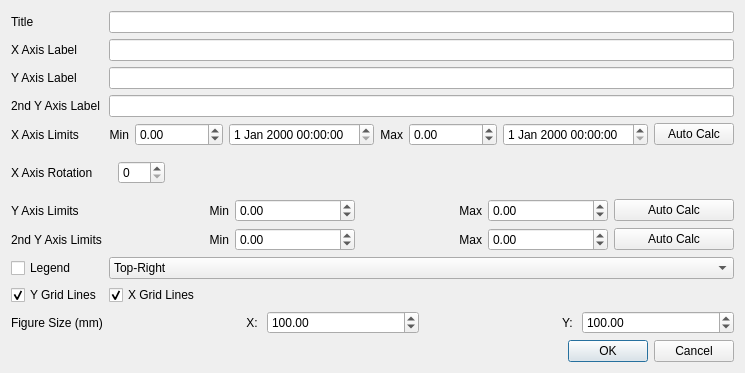
Qt form tuflow/forms/animation_plot_properties.ui (TUFLOW-Support/QGIS-TUFLOW-Plugin) before a commit.
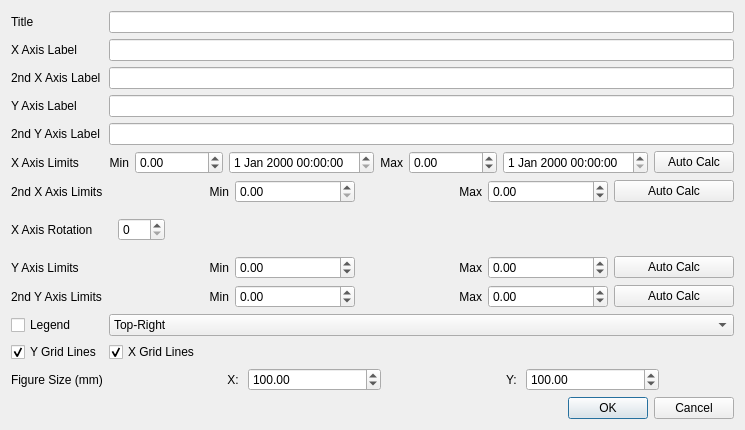
The same form after that commit.

What changed in the file:
```diff
--- a/tuflow/forms/animation_plot_properties.ui
+++ b/tuflow/forms/animation_plot_properties.ui
@@ -6,8 +6,8 @@
    <rect>
     <x>0</x>
     <y>0</y>
-    <width>688</width>
-    <height>369</height>
+    <width>652</width>
+    <height>426</height>
    </rect>
   </property>
   <property name="windowTitle">
@@ -16,7 +16,65 @@
   <layout class="QVBoxLayout" name="verticalLayout_2" stretch="10,1">
    <item>
     <layout class="QGridLayout" name="gridLayout">
-     <item row="8" column="1">
+     <item row="6" column="0">
+      <widget class="QLabel" name="label_18">
+       <property name="text">
+        <string>2nd X Axis Limits</string>
+       </property>
+      </widget>
+     </item>
+     <item row="6" column="1">
+      <layout class="QGridLayout" name="gridLayout_6">
+       <item row="0" column="0">
+        <widget class="QLabel" name="label_19">
+         <property name="text">
+          <string>Min</string>
+         </property>
+         <property name="alignment">
+          <set>Qt::AlignRight|Qt::AlignTrailing|Qt::AlignVCenter</set>
+         </property>
+        </widget>
+       </item>
+       <item row="0" column="3">
+        <widget class="QDoubleSpinBox" name="sbX2Max">
+         <property name="minimum">
+          <double>-9999999.000000000000000</double>
+         </property>
+         <property name="maximum">
+          <double>9999999.000000000000000</double>
+         </property>
+        </widget>
+       </item>
+       <item row="0" column="2">
+        <widget class="QLabel" name="label_20">
+         <property name="text">
+          <string>Max</string>
+         </property>
+         <property name="alignment">
+          <set>Qt::AlignRight|Qt::AlignTrailing|Qt::AlignVCenter</set>
+         </property>
+        </widget>
+       </item>
+       <item row="0" column="4">
+        <widget class="QPushButton" name="pbAutoCalcX2Lim">
+         <property name="text">
+          <string>Auto Calc</string>
+         </property>
+        </widget>
+       </item>
+       <item row="0" column="1">
+        <widget class="QDoubleSpinBox" name="sbX2min">
+         <property name="maximum">
+          <double>9999999.000000000000000</double>
+         </property>
+         <property name="value">
+          <double>0.000000000000000</double>
+         </property>
+        </widget>
+       </item>
+      </layout>
+     </item>
+     <item row="10" column="1">
       <widget class="QComboBox" name="cboLegendPos">
        <item>
         <property name="text">
@@ -40,10 +98,7 @@
        </item>
       </widget>
      </item>
-     <item row="2" column="1">
-      <widget class="QLineEdit" name="leYLabel"/>
-     </item>
-     <item row="9" column="1">
+     <item row="11" column="1">
       <widget class="QCheckBox" name="cbGridX">
        <property name="text">
         <string>X Grid Lines</string>
@@ -63,85 +118,74 @@
      <item row="1" column="1">
       <widget class="QLineEdit" name="leXLabel"/>
      </item>
-     <item row="4" column="0">
+     <item row="5" column="0">
       <widget class="QLabel" name="label_4">
        <property name="text">
         <string>X Axis Limits</string>
        </property>
       </widget>
      </item>
-     <item row="4" column="1">
-      <layout class="QGridLayout" name="gridLayout_2">
-       <item row="0" column="0">
-        <widget class="QLabel" name="label_5">
-         <property name="text">
-          <string>Min</string>
-         </property>
-         <property name="alignment">
-          <set>Qt::AlignRight|Qt::AlignTrailing|Qt::AlignVCenter</set>
-         </property>
-        </widget>
-       </item>
-       <item row="0" column="6">
-        <widget class="QPushButton" name="pbAutoCalcXLim">
-         <property name="text">
-          <string>Auto Calc</string>
-         </property>
-        </widget>
-       </item>
-       <item row="0" column="4">
-        <widget class="QDoubleSpinBox" name="sbXMax">
-         <property name="decimals">
-          <number>2</number>
-         </property>
-         <property name="minimum">
-          <double>-9999999.000000000000000</double>
-         </property>
-         <property name="maximum">
-          <double>9999999.000000000000000</double>
-         </property>
-        </widget>
-       </item>
-       <item row="0" column="3">
-        <widget class="QLabel" name="label_6">
-         <property name="text">
-          <string>Max</string>
-         </property>
-         <property name="alignment">
-          <set>Qt::AlignRight|Qt::AlignTrailing|Qt::AlignVCenter</set>
-         </property>
-        </widget>
-       </item>
-       <item row="0" column="1">
-        <widget class="QDoubleSpinBox" name="sbXmin">
-         <property name="decimals">
-          <number>2</number>
-         </property>
-         <property name="minimum">
-          <double>-9999999.000000000000000</double>
-         </property>
-         <property name="maximum">
-          <double>9999999.000000000000000</double>
-         </property>
-        </widget>
-       </item>
-       <item row="0" column="2">
-        <widget class="QDateTimeEdit" name="dteXmin"/>
-       </item>
-       <item row="0" column="5">
-        <widget class="QDateTimeEdit" name="dteXMax"/>
-       </item>
-      </layout>
+     <item row="3" column="1">
+      <widget class="QLineEdit" name="leYLabel"/>
      </item>
-     <item row="10" column="1">
+     <item row="12" column="0">
+      <widget class="QLabel" name="label_10">
+       <property name="text">
+        <string>Figure Size (mm)</string>
+       </property>
+      </widget>
+     </item>
+     <item row="7" column="1">
+      <widget class="QWidget" name="horizontalWidget" native="true">
+       <layout class="QHBoxLayout" name="horizontalLayout">
+        <item>
+         <widget class="QSpinBox" name="sbXAxisRotation">
+          <property name="maximum">
+           <number>359</number>
+          </property>
+         </widget>
+        </item>
+        <item>
+         <spacer name="horizontalSpacer">
+          <property name="orientation">
+           <enum>Qt::Horizontal</enum>
+          </property>
+          <property name="sizeHint" stdset="0">
+           <size>
+            <width>40</width>
+            <height>20</height>
+           </size>
+          </property>
+         </spacer>
+        </item>
+       </layout>
+      </widget>
+     </item>
+     <item row="12" column="1">
       <layout class="QGridLayout" name="gridLayout_4">
+       <item row="0" column="4">
+        <spacer name="horizontalSpacer_10">
+         <property name="orientation">
+          <enum>Qt::Horizontal</enum>
+         </property>
+         <property name="sizeType">
+          <enum>QSizePolicy::Fixed</enum>
+         </property>
+         <property name="sizeHint" stdset="0">
+          <size>
+           <width>75</width>
+           <height>20</height>
+          </size>
+         </property>
+        </spacer>
+       </item>
        <item row="0" column="1">
         <widget class="QDoubleSpinBox" name="sbFigSizeX">
          <property name="decimals">
           <number>2</number>
          </property>
          <property name="maximum">
-          <double>99999.000000000000000</double>
+          <double>9999999.000000000000000</double>
          </property>
          <property name="value">
           <double>100.000000000000000</double>
@@ -171,7 +215,7 @@
        <item row="0" column="3">
         <widget class="QDoubleSpinBox" name="sbFigSizeY">
          <property name="maximum">
-          <double>99999.000000000000000</double>
+          <double>9999999.000000000000000</double>
          </property>
          <property name="value">
           <double>100.000000000000000</double>
@@ -180,6 +224,13 @@
        </item>
       </layout>
      </item>
+     <item row="8" column="0">
+      <widget class="QLabel" name="label_7">
+       <property name="text">
+        <string>Y Axis Limits</string>
+       </property>
+      </widget>
+     </item>
      <item row="0" column="0">
       <widget class="QLabel" name="label">
        <property name="text">
@@ -187,24 +238,73 @@
        </property>
       </widget>
      </item>
-     <item row="2" column="0">
-      <widget class="QLabel" name="label_3">
-       <property name="text">
-        <string>Y Axis Label</string>
-       </property>
-      </widget>
-     </item>
-     <item row="6" column="0">
-      <widget class="QLabel" name="label_7">
-       <property name="text">
-        <string>Y Axis Limits</string>
-       </property>
-      </widget>
+     <item row="5" column="1">
+      <layout class="QGridLayout" name="gridLayout_2">
+       <item row="0" column="0">
+        <widget class="QLabel" name="label_5">
+         <property name="text">
+          <string>Min</string>
+         </property>
+         <property name="alignment">
+          <set>Qt::AlignRight|Qt::AlignTrailing|Qt::AlignVCenter</set>
+         </property>
+        </widget>
+       </item>
+       <item row="0" column="6">
+        <widget class="QPushButton" name="pbAutoCalcXLim">
+         <property name="text">
+          <string>Auto Calc</string>
+         </property>
+        </widget>
+       </item>
+       <item row="0" column="4">
+        <widget class="QDoubleSpinBox" name="sbXMax">
+         <property name="decimals">
+          <number>2</number>
+         </property>
+         <property name="minimum">
+          <double>-9999999.000000000000000</double>
+         </property>
+         <property name="maximum">
+          <double>9999999.000000000000000</double>
+         </property>
+        </widget>
+       </item>
+       <item row="0" column="3">
+        <widget class="QLabel" name="label_6">
+         <property name="text">
+          <string>Max</string>
+         </property>
+         <property name="alignment">
+          <set>Qt::AlignRight|Qt::AlignTrailing|Qt::AlignVCenter</set>
+         </property>
+        </widget>
+       </item>
+       <item row="0" column="1">
+        <widget class="QDoubleSpinBox" name="sbXmin">
+         <property name="decimals">
+          <number>2</number>
+         </property>
+         <property name="minimum">
+          <double>-9999999.000000000000000</double>
+         </property>
+         <property name="maximum">
+          <double>9999999.000000000000000</double>
+         </property>
+        </widget>
+       </item>
+       <item row="0" column="2">
+        <widget class="QDateTimeEdit" name="dteXmin"/>
+       </item>
+       <item row="0" column="5">
+        <widget class="QDateTimeEdit" name="dteXMax"/>
+       </item>
+      </layout>
      </item>
      <item row="0" column="1">
       <widget class="QLineEdit" name="leTitle"/>
      </item>
-     <item row="11" column="0">
+     <item row="13" column="0">
       <spacer name="verticalSpacer">
        <property name="orientation">
         <enum>Qt::Vertical</enum>
@@ -217,21 +317,7 @@
        </property>
       </spacer>
      </item>
-     <item row="8" column="0">
-      <widget class="QCheckBox" name="cbLegend">
-       <property name="text">
-        <string>Legend</string>
-       </property>
-      </widget>
-     </item>
-     <item row="10" column="0">
-      <widget class="QLabel" name="label_10">
-       <property name="text">
-        <string>Figure Size (mm)</string>
-       </property>
-      </widget>
-     </item>
-     <item row="9" column="0">
+     <item row="11" column="0">
       <widget class="QCheckBox" name="cbGridY">
        <property name="text">
         <string>Y Grid Lines</string>
@@ -241,58 +327,29 @@
        </property>
       </widget>
      </item>
-     <item row="3" column="0">
+     <item row="4" column="0">
       <widget class="QLabel" name="label_13">
        <property name="text">
         <string>2nd Y Axis Label</string>
        </property>
       </widget>
      </item>
-     <item row="7" column="0">
+     <item row="3" column="0">
+      <widget class="QLabel" name="label_3">
+       <property name="text">
+        <string>Y Axis Label</string>
+       </property>
+      </widget>
+     </item>
+     <item row="9" column="0">
       <widget class="QLabel" name="label_14">
        <property name="text">
         <string>2nd Y Axis Limits</string>
        </property>
       </widget>
      </item>
-     <item row="7" column="1">
+     <item row="9" column="1">
       <layout class="QGridLayout" name="gridLayout_5">
-       <item row="0" column="3">
-        <widget class="QDoubleSpinBox" name="sbY2Max">
-         <property name="decimals">
-          <number>2</number>
-         </property>
-         <property name="minimum">
-          <double>-9999999.000000000000000</double>
-         </property>
-         <property name="maximum">
-          <double>9999999.000000000000000</double>
-         </property>
-        </widget>
-       </item>
-       <item row="0" column="1">
-        <widget class="QDoubleSpinBox" name="sbY2Min">
-         <property name="decimals">
-          <number>2</number>
-         </property>
-         <property name="minimum">
-          <double>-9999999.000000000000000</double>
-         </property>
-         <property name="maximum">
-          <double>9999999.000000000000000</double>
-         </property>
-        </widget>
-       </item>
-       <item row="0" column="0">
-        <widget class="QLabel" name="label_15">
-         <property name="text">
-          <string>Min</string>
-         </property>
-         <property name="alignment">
-          <set>Qt::AlignRight|Qt::AlignTrailing|Qt::AlignVCenter</set>
-         </property>
-        </widget>
-       </item>
        <item row="0" column="2">
         <widget class="QLabel" name="label_16">
          <property name="text">
@@ -310,35 +367,8 @@
          </property>
         </widget>
        </item>
-      </layout>
-     </item>
-     <item row="6" column="1">
-      <layout class="QGridLayout" name="gridLayout_3">
-       <item row="0" column="1">
-        <widget class="QDoubleSpinBox" name="sbYMin">
-         <property name="decimals">
-          <number>2</number>
-         </property>
-         <property name="minimum">
-          <double>-9999999.000000000000000</double>
-         </property>
-         <property name="maximum">
-          <double>9999999.000000000000000</double>
-         </property>
-        </widget>
-       </item>
-       <item row="0" column="2">
-        <widget class="QLabel" name="label_9">
-         <property name="text">
-          <string>Max</string>
-         </property>
-         <property name="alignment">
-          <set>Qt::AlignRight|Qt::AlignTrailing|Qt::AlignVCenter</set>
-         </property>
-        </widget>
-       </item>
        <item row="0" column="0">
-        <widget class="QLabel" name="label_8">
+        <widget class="QLabel" name="label_15">
          <property name="text">
           <string>Min</string>
          </property>
@@ -348,7 +378,7 @@
         </widget>
        </item>
        <item row="0" column="3">
-        <widget class="QDoubleSpinBox" name="sbYMax">
+        <widget class="QDoubleSpinBox" name="sbY2Max">
          <property name="decimals">
           <number>2</number>
          </property>
@@ -360,51 +390,105 @@
          </property>
         </widget>
        </item>
-       <item row="0" column="4">
-        <widget class="QPushButton" name="pbAutoCalcYLim">
-         <property name="text">
-          <string>Auto Calc</string>
+       <item row="0" column="1">
+        <widget class="QDoubleSpinBox" name="sbY2Min">
+         <property name="decimals">
+          <number>2</number>
+         </property>
+         <property name="minimum">
+          <double>-9999999.000000000000000</double>
+         </property>
+         <property name="maximum">
+          <double>9999999.000000000000000</double>
          </property>
         </widget>
        </item>
       </layout>
      </item>
-     <item row="3" column="1">
+     <item row="4" column="1">
       <widget class="QLineEdit" name="leY2Label"/>
      </item>
-     <item row="5" column="0">
+     <item row="7" column="0">
       <widget class="QLabel" name="label_17">
        <property name="text">
         <string>X Axis Rotation</string>
        </property>
       </widget>
      </item>
-     <item row="5" column="1">
-      <widget class="QWidget" name="horizontalWidget" native="true">
-       <layout class="QHBoxLayout" name="horizontalLayout">
-        <item>
-         <widget class="QSpinBox" name="sbXAxisRotation">
-          <property name="maximum">
-           <number>359</number>
-          </property>
-         </widget>
-        </item>
-        <item>
-         <spacer name="horizontalSpacer">
-          <property name="orientation">
-           <enum>Qt::Horizontal</enum>
-          </property>
-          <property name="sizeHint" stdset="0">
-           <size>
-            <width>40</width>
-            <height>20</height>
-           </size>
-          </property>
-         </spacer>
-        </item>
-       </layout>
+     <item row="10" column="0">
+      <widget class="QCheckBox" name="cbLegend">
+       <property name="text">
+        <string>Legend</string>
+       </property>
       </widget>
      </item>
+     <item row="8" column="1">
+      <layout class="QGridLayout" name="gridLayout_3">
+       <item row="0" column="2">
+        <widget class="QLabel" name="label_9">
+         <property name="text">
+          <string>Max</string>
+         </property>
+         <property name="alignment">
+          <set>Qt::AlignRight|Qt::AlignTrailing|Qt::AlignVCenter</set>
+         </property>
+        </widget>
+       </item>
+       <item row="0" column="4">
+        <widget class="QPushButton" name="pbAutoCalcYLim">
+         <property name="text">
+          <string>Auto Calc</string>
+         </property>
+        </widget>
+       </item>
+       <item row="0" column="3">
+        <widget class="QDoubleSpinBox" name="sbYMax">
+         <property name="decimals">
+          <number>2</number>
+         </property>
+         <property name="minimum">
+          <double>-9999999.000000000000000</double>
+         </property>
+         <property name="maximum">
+          <double>9999999.000000000000000</double>
+         </property>
+        </widget>
+       </item>
+       <item row="0" column="1">
+        <widget class="QDoubleSpinBox" name="sbYMin">
+         <property name="decimals">
+          <number>2</number>
+         </property>
+         <property name="minimum">
+          <double>-9999999.000000000000000</double>
+         </property>
+         <property name="maximum">
+          <double>9999999.000000000000000</double>
+         </property>
+        </widget>
+       </item>
+       <item row="0" column="0">
+        <widget class="QLabel" name="label_8">
+         <property name="text">
+          <string>Min</string>
+         </property>
+         <property name="alignment">
+          <set>Qt::AlignRight|Qt::AlignTrailing|Qt::AlignVCenter</set>
+         </property>
+        </widget>
+       </item>
+      </layout>
+     </item>
+     <item row="2" column="0">
+      <widget class="QLabel" name="label_21">
+       <property name="text">
+        <string>2nd X Axis Label</string>
+       </property>
+      </widget>
+     </item>
+     <item row="2" column="1">
+      <widget class="QLineEdit" name="leX2Label"/>
+     </item>
     </layout>
    </item>
    <item>
```
